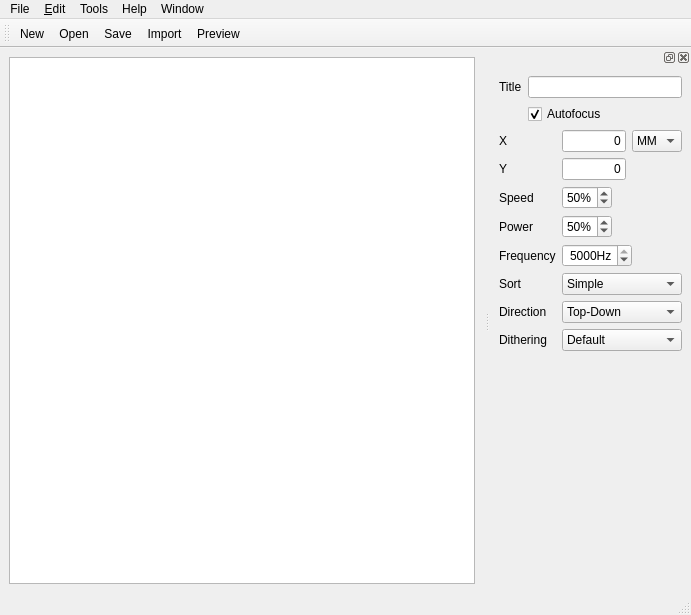
Qt form src/gui/CtrlCut.ui (kallaballa/ctrl-cut) before a commit.
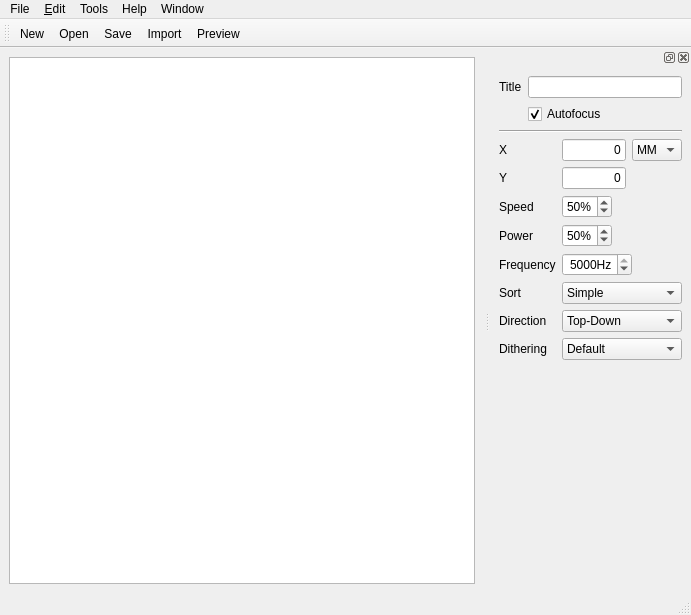
The same form after that commit. Icons and pictures are not drawn. Custom widgets are drawn as their Qt base class.

Commit message: disabled objectproperties for multiselect

```diff
--- a/src/gui/CtrlCut.ui
+++ b/src/gui/CtrlCut.ui
@@ -153,6 +153,13 @@
        </item>
       </layout>
      </item>
+     <item>
+      <widget class="Line" name="line">
+       <property name="orientation">
+        <enum>Qt::Horizontal</enum>
+       </property>
+      </widget>
+     </item>
      <item>
       <layout class="QGridLayout" name="gridLayout">
        <item row="0" column="0">
```
Left out of the diff: 1 changed line with no effect on the pictures. The commit also changes 1 other file.
